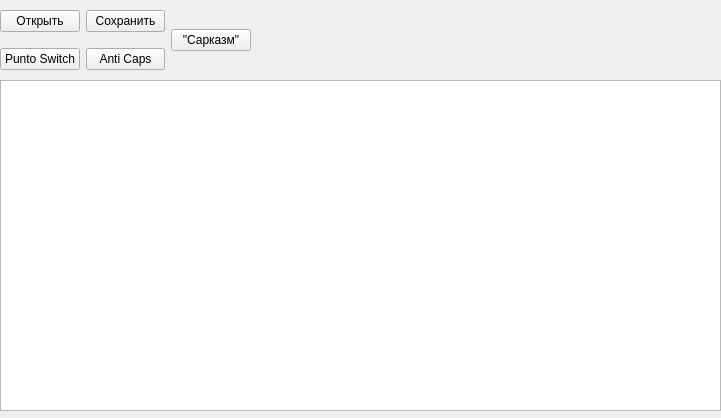
First picture: the form in main1.ui, repository 8Vinso8/TextRedactor, before the edit.
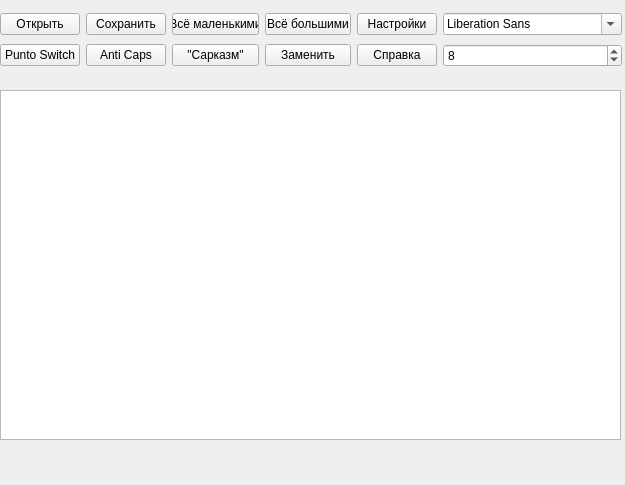
Second picture: the form after the edit.

```diff
--- a/main1.ui
+++ b/main1.ui
@@ -2,14 +2,35 @@
 <ui version="4.0">
  <class>MainWindow</class>
  <widget class="QMainWindow" name="MainWindow">
+  <property name="enabled">
+   <bool>true</bool>
+  </property>
   <property name="geometry">
    <rect>
     <x>0</x>
     <y>0</y>
-    <width>721</width>
-    <height>418</height>
+    <width>625</width>
+    <height>485</height>
    </rect>
   </property>
+  <property name="sizePolicy">
+   <sizepolicy hsizetype="Preferred" vsizetype="Preferred">
+    <horstretch>0</horstretch>
+    <verstretch>0</verstretch>
+   </sizepolicy>
+  </property>
+  <property name="minimumSize">
+   <size>
+    <width>625</width>
+    <height>485</height>
+   </size>
+  </property>
+  <property name="maximumSize">
+   <size>
+    <width>625</width>
+    <height>485</height>
+   </size>
+  </property>
   <property name="windowTitle">
    <string>MainWindow</string>
   </property>
@@ -18,11 +39,19 @@
     <property name="geometry">
      <rect>
       <x>0</x>
-      <y>80</y>
-      <width>721</width>
-      <height>331</height>
+      <y>90</y>
+      <width>621</width>
+      <height>350</height>
      </rect>
     </property>
+    <property name="font">
+     <font>
+      <underline>false</underline>
+     </font>
+    </property>
+    <property name="mouseTracking">
+     <bool>false</bool>
+    </property>
     <property name="tabChangesFocus">
      <bool>false</bool>
     </property>
@@ -34,9 +63,9 @@
     <property name="geometry">
      <rect>
       <x>0</x>
-      <y>0</y>
-      <width>251</width>
-      <height>80</height>
+      <y>10</y>
+      <width>622</width>
+      <height>60</height>
      </rect>
     </property>
     <layout class="QHBoxLayout" name="horizontalLayout_3">
@@ -81,11 +110,86 @@
       </layout>
      </item>
      <item>
-      <widget class="QPushButton" name="sarkazmButton">
-       <property name="text">
-        <string>&quot;Сарказм&quot;</string>
-       </property>
-      </widget>
+      <layout class="QVBoxLayout" name="verticalLayout">
+       <item>
+        <layout class="QHBoxLayout" name="horizontalLayout_5">
+         <item>
+          <widget class="QPushButton" name="alllowButton">
+           <property name="text">
+            <string>Всё маленькими</string>
+           </property>
+          </widget>
+         </item>
+         <item>
+          <widget class="QPushButton" name="allupButton">
+           <property name="text">
+            <string>Всё большими</string>
+           </property>
+          </widget>
+         </item>
+        </layout>
+       </item>
+       <item>
+        <layout class="QHBoxLayout" name="horizontalLayout_4">
+         <item>
+          <widget class="QPushButton" name="sarkazmButton">
+           <property name="text">
+            <string>&quot;Сарказм&quot;</string>
+           </property>
+          </widget>
+         </item>
+         <item>
+          <widget class="QPushButton" name="changeButton">
+           <property name="text">
+            <string>Заменить</string>
+           </property>
+          </widget>
+         </item>
+        </layout>
+       </item>
+      </layout>
+     </item>
+     <item>
+      <layout class="QVBoxLayout" name="verticalLayout_3">
+       <item>
+        <widget class="QPushButton" name="optionsButton">
+         <property name="text">
+          <string>Настройки</string>
+         </property>
+        </widget>
+       </item>
+       <item>
+        <widget class="QPushButton" name="helpButton">
+         <property name="text">
+          <string>Справка</string>
+         </property>
+        </widget>
+       </item>
+      </layout>
+     </item>
+     <item>
+      <layout class="QVBoxLayout" name="verticalLayout_4">
+       <item>
+        <widget class="QFontComboBox" name="fontComboBox">
+         <property name="sizePolicy">
+          <sizepolicy hsizetype="Preferred" vsizetype="Fixed">
+           <horstretch>0</horstretch>
+           <verstretch>0</verstretch>
+          </sizepolicy>
+         </property>
+        </widget>
+       </item>
+       <item>
+        <widget class="QSpinBox" name="fontsizeBox">
+         <property name="minimum">
+          <number>1</number>
+         </property>
+         <property name="value">
+          <number>8</number>
+         </property>
+        </widget>
+       </item>
+      </layout>
      </item>
     </layout>
    </widget>
```
Left out of the diff: 4 changed lines with no effect on the pictures.
